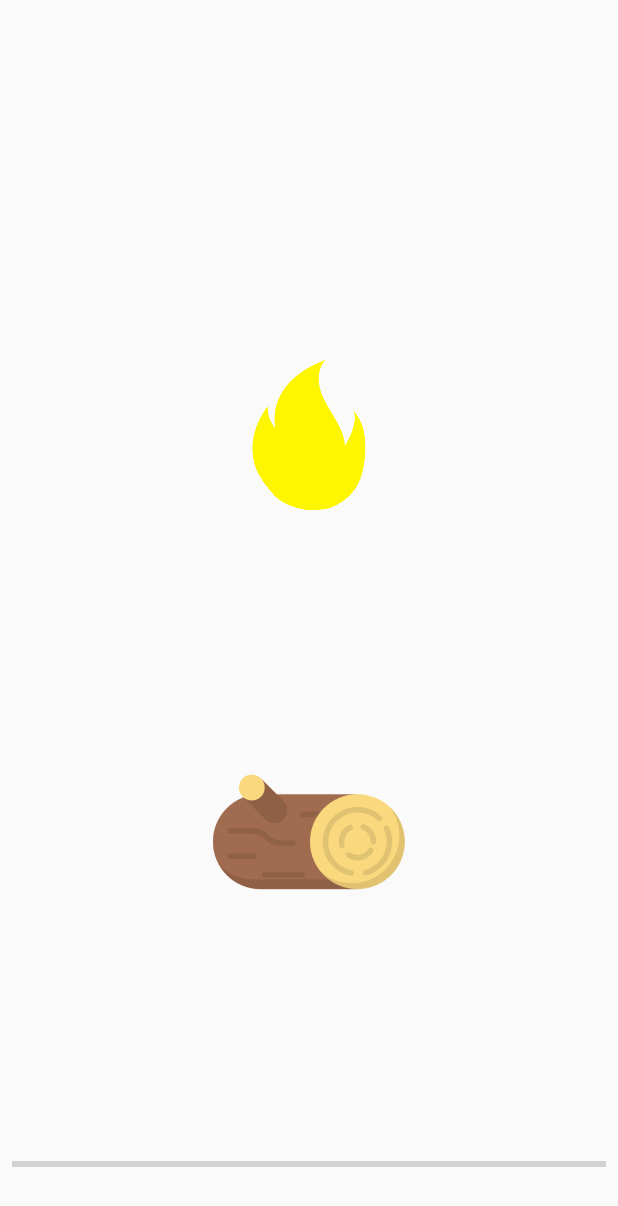
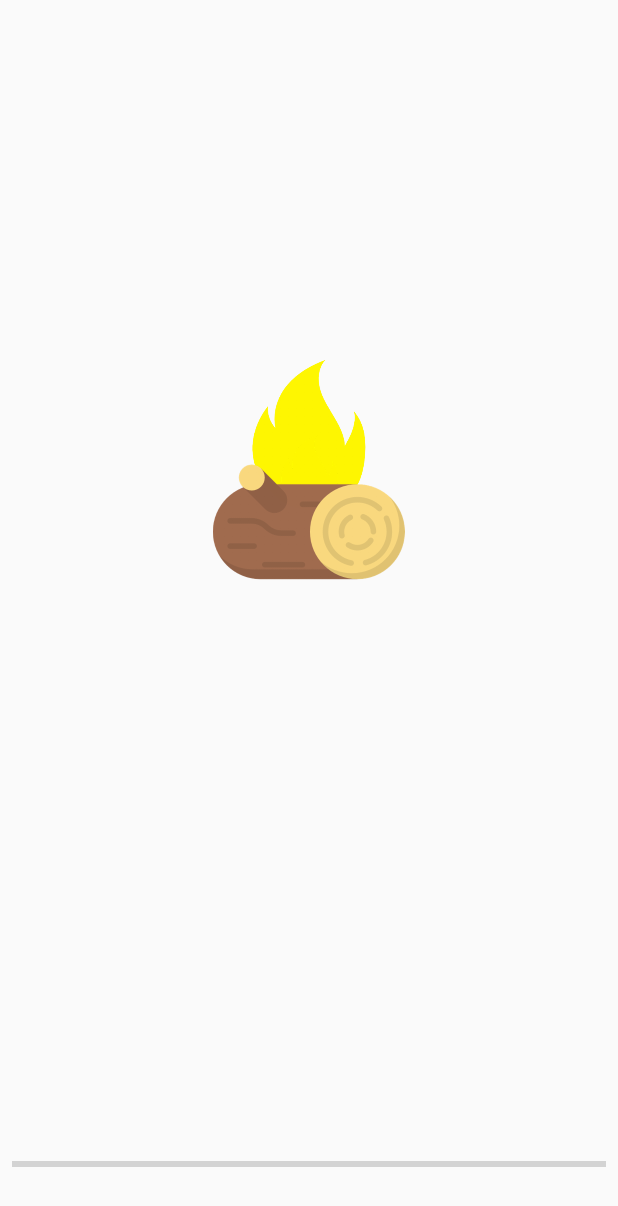
Before and after one commit to Adphi/WinStateHack, an Android app: the FireActivity screen opened directly, with no data from a screen before it, on a phone screen of 412 x 824 dp. Shown: the top 1206 px of the screen. Run offline under Robolectric (Android 15) with nearby library versions, the phone set to English and light mode, and no system bars; our stand-ins replace Firebase (no records; nobody signed in at launch, a user with empty details on screens opened directly).

Commit message:
fix fire layout

```diff
--- a/app/src/main/res/layout/activity_fire.xml
+++ b/app/src/main/res/layout/activity_fire.xml
@@ -8,21 +8,6 @@
     android:layout_height="match_parent"
     tools:context="fr.wcs.winstatehack.FireActivity"
     tools:layout_editor_absoluteY="25dp">
-
-    <ImageView
-        android:id="@+id/buche"
-        android:layout_width="128dp"
-        android:layout_height="128dp"
-        android:layout_marginBottom="8dp"
-        android:layout_marginEnd="8dp"
-        android:layout_marginStart="8dp"
-        android:layout_marginTop="8dp"
-        android:src="@drawable/buche"
-        app:layout_constraintBottom_toBottomOf="parent"
-        app:layout_constraintEnd_toEndOf="parent"
-        app:layout_constraintStart_toStartOf="parent"
-        app:layout_constraintTop_toTopOf="parent"
-        app:layout_constraintVertical_bias="0.71000004"/>
 
     <ImageView
         android:id="@+id/flamegrand"
@@ -59,6 +44,19 @@
         app:layout_constraintEnd_toEndOf="@+id/buche"
         app:layout_constraintStart_toStartOf="@+id/buche"/>
 
+    <ImageView
+        android:id="@+id/buche"
+        android:layout_width="128dp"
+        android:layout_height="128dp"
+        android:layout_marginEnd="8dp"
+        android:layout_marginStart="8dp"
+        android:layout_marginTop="8dp"
+        android:src="@drawable/buche"
+        app:layout_constraintBottom_toTopOf="@+id/guideline"
+        app:layout_constraintEnd_toEndOf="parent"
+        app:layout_constraintStart_toStartOf="parent"
+        app:layout_constraintTop_toTopOf="@+id/guideline"/>
+
     <ProgressBar
         android:id="@+id/progressBarLife"
         style="@style/Widget.AppCompat.ProgressBar.Horizontal"
```
